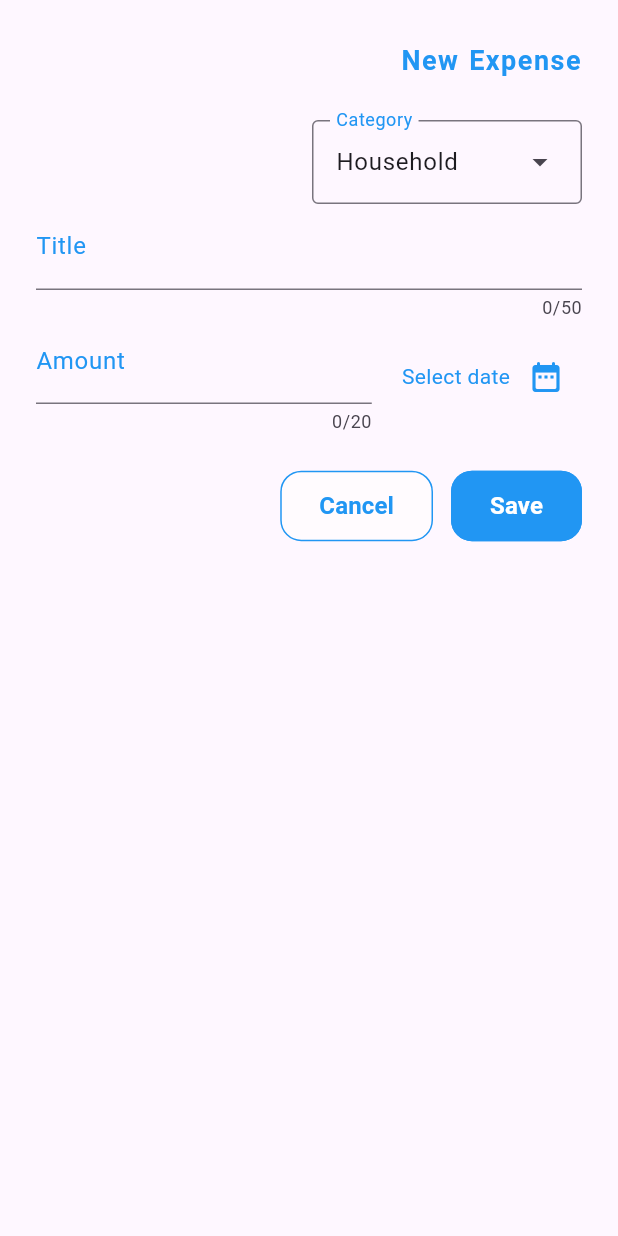
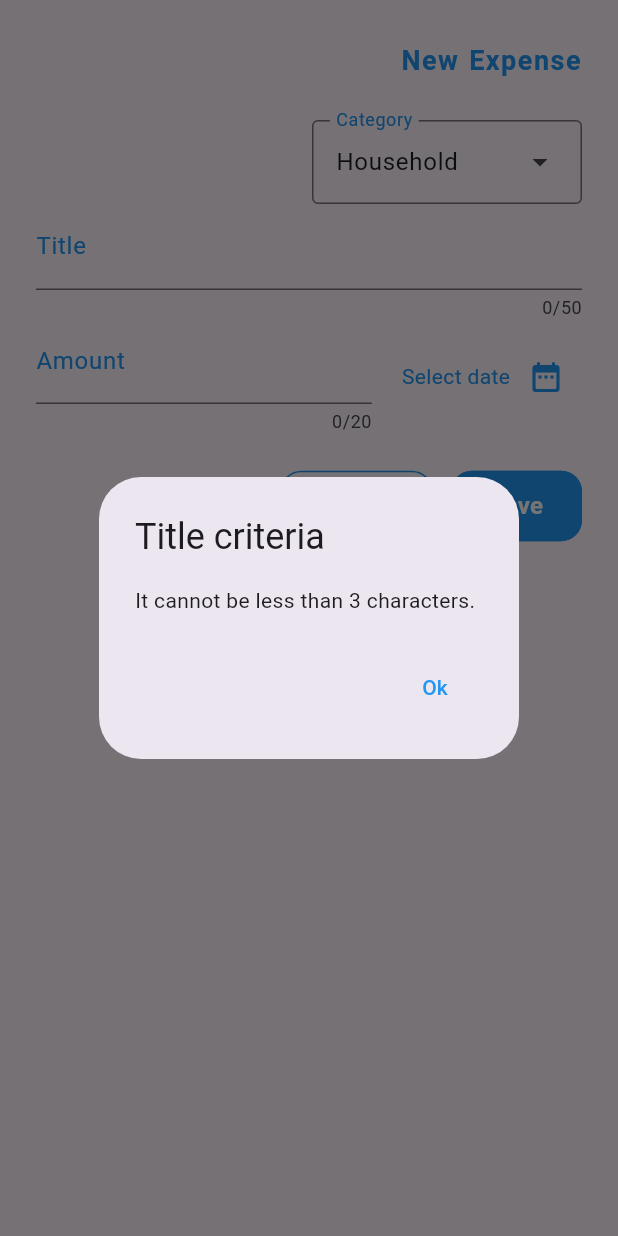
Before and after one commit to Premchand777/expense_tracker, a Flutter app: the AddExpenseBtmSheetSFW widget shown alone on an empty page, opened directly with empty values, after a tap on "Save", on a phone screen of 412 x 824 dp. Run offline on Flutter 3.47's test engine with Material 3 defaults, Android fonts, the phone set to English and light mode, and no system bars.

Commit message:
Implemented add expense input validations for its bottom sheet and re used newly added common criteria dailog.

```diff
--- a/lib/widgets/add_expense_btm_sheet_sfw.dart
+++ b/lib/widgets/add_expense_btm_sheet_sfw.dart
@@ -1,4 +1,5 @@
 // import flutter pkgs here
+import 'package:expense_tracker/widgets/usr_input_criteria_dailog_slw.dart';
 import 'package:flutter/material.dart';
 // import project pkgs here
 import 'package:expense_tracker/models/expense_model.dart';
@@ -50,7 +51,47 @@ class _AddExpenseBtmSheetState extends State<AddExpenseBtmSheetSFW> {
     }
   }
 
-  void _saveNewExpenseAdded() {
+  void _saveNewExpenseAdded() async {
+    if (_titleController.text.length < 3) {
+      await showDialog(
+        context: context,
+        builder: (ctx) {
+          return UsrInputCriteriaDailog(
+            ctx: ctx,
+            title: 'Title criteria',
+            content: 'It cannot be less than 3 characters.',
+          );
+        },
+      );
+      return;
+    }
+    if (!isDatePicked) {
+      await showDialog(
+        context: context,
+        builder: (ctx) {
+          return UsrInputCriteriaDailog(
+            ctx: ctx,
+            title: 'Date criteria',
+            content: 'Please select a date.',
+          );
+        },
+      );
+      return;
+    }
+    if (double.tryParse(_amountController.text) == null ||
+        double.parse(_amountController.text) == 0.0) {
+      await showDialog(
+        context: context,
+        builder: (ctx) {
+          return UsrInputCriteriaDailog(
+            ctx: ctx,
+            title: 'Amount criteria',
+            content: 'Please enter a valid amount.',
+          );
+        },
+      );
+      return;
+    }
     ExpenseModel newExpense = ExpenseModel(
       title: _titleController.text,
       amount: double.parse(_amountController.text),
```
